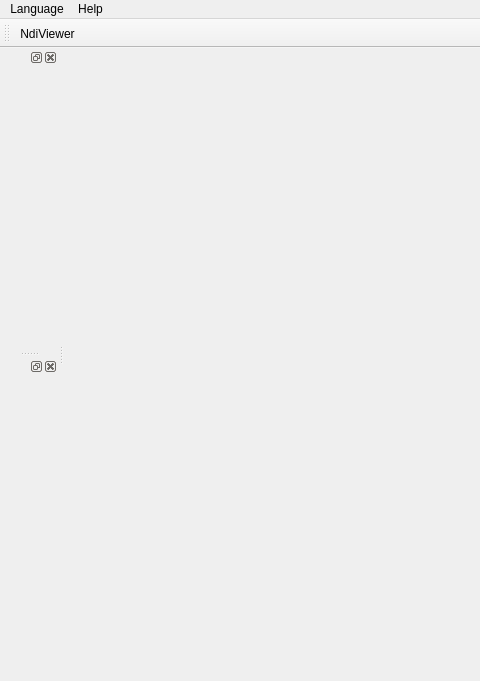
thinkexist1989/MotionViewer, file MotionViewer/mainwindow.ui: the form before one commit; both pictures show x 0 to 480 and y 0 to 681 of the 1140 by 681 pixel window.
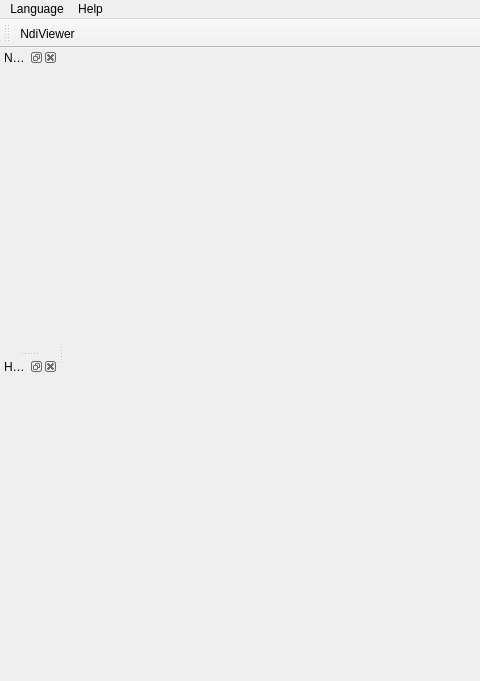
The form after the commit. Icons and pictures are not drawn.

```diff
--- a/MotionViewer/mainwindow.ui
+++ b/MotionViewer/mainwindow.ui
@@ -54,12 +54,18 @@
   </widget>
   <widget class="QStatusBar" name="statusBar"/>
   <widget class="QDockWidget" name="ndiDockWidget">
+   <property name="windowTitle">
+    <string>NDI Viewer</string>
+   </property>
    <attribute name="dockWidgetArea">
     <number>1</number>
    </attribute>
    <widget class="QWidget" name="ndiDockWidgetContents"/>
   </widget>
   <widget class="QDockWidget" name="holoDockWidget">
+   <property name="windowTitle">
+    <string>HoloLens Viewer</string>
+   </property>
    <attribute name="dockWidgetArea">
     <number>1</number>
    </attribute>
```
Left out of the diff: 4 changed lines with no effect on the pictures.
